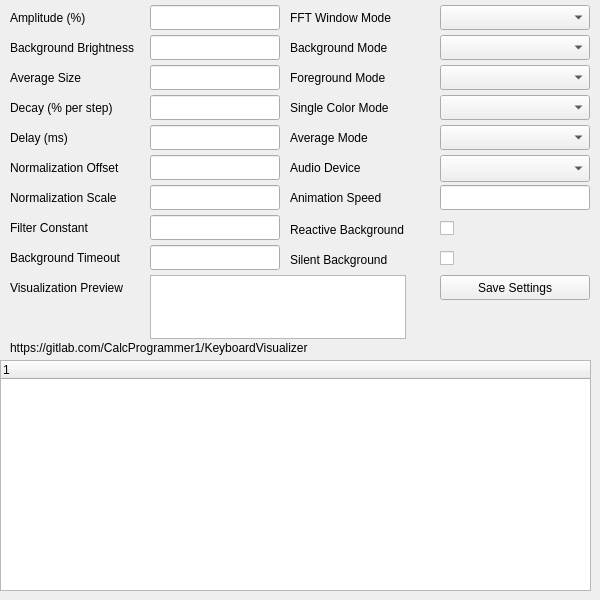
First picture: the form in KeyboardVisualizerQT/keyboardvisualizer.ui, repository CalcProgrammer1/KeyboardVisualizer, before the edit.
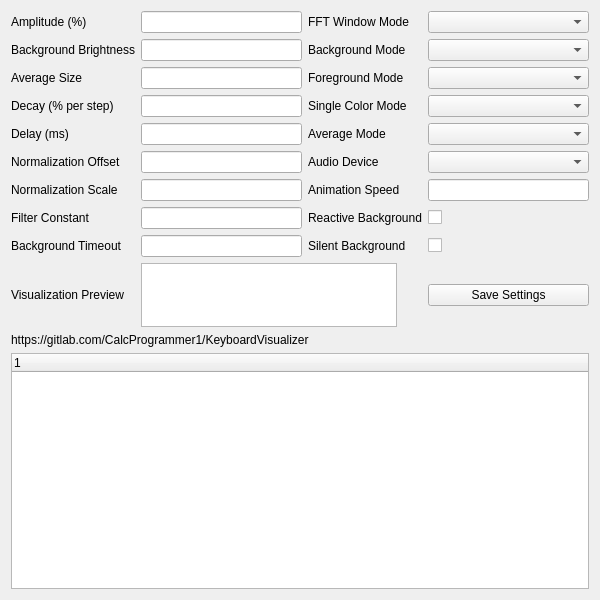
Second picture: the form after the edit.

What changed in the file:
```diff
--- a/KeyboardVisualizerQT/keyboardvisualizer.ui
+++ b/KeyboardVisualizerQT/keyboardvisualizer.ui
@@ -14,314 +14,32 @@
    <string>Keyboard Visualizer - OpenRGB SDK Dev Build</string>
   </property>
   <widget class="QWidget" name="centralWidget">
-   <widget class="QLabel" name="label_Amplitude">
-    <property name="geometry">
-     <rect>
-      <x>10</x>
-      <y>10</y>
-      <width>140</width>
-      <height>16</height>
-     </rect>
-    </property>
+   <layout class="QGridLayout" name="gridLayout">
+    <item row="9" column="0">
+     <widget class="QLabel" name="label_Visualization_Preview">
     <property name="text">
-     <string>Amplitude (%)</string>
-    </property>
-   </widget>
-   <widget class="QLineEdit" name="lineEdit_Amplitude">
-    <property name="geometry">
-     <rect>
-      <x>150</x>
-      <y>5</y>
-      <width>130</width>
-      <height>25</height>
-     </rect>
-    </property>
-   </widget>
-   <widget class="QLabel" name="label_Background_Brightness">
-    <property name="geometry">
-     <rect>
-      <x>10</x>
-      <y>40</y>
-      <width>140</width>
-      <height>16</height>
-     </rect>
-    </property>
-    <property name="text">
-     <string>Background Brightness</string>
-    </property>
-   </widget>
-   <widget class="QLineEdit" name="lineEdit_Background_Brightness">
-    <property name="geometry">
-     <rect>
-      <x>150</x>
-      <y>35</y>
-      <width>130</width>
-      <height>25</height>
-     </rect>
-    </property>
-   </widget>
-   <widget class="QLabel" name="label_Average_Size">
-    <property name="geometry">
-     <rect>
-      <x>10</x>
-      <y>70</y>
-      <width>140</width>
-      <height>16</height>
-     </rect>
-    </property>
-    <property name="text">
-     <string>Average Size</string>
-    </property>
-   </widget>
-   <widget class="QLineEdit" name="lineEdit_Average_Size">
-    <property name="geometry">
-     <rect>
-      <x>150</x>
-      <y>65</y>
-      <width>130</width>
-      <height>25</height>
-     </rect>
-    </property>
-   </widget>
-   <widget class="QLabel" name="label_Decay">
-    <property name="geometry">
-     <rect>
-      <x>10</x>
-      <y>100</y>
-      <width>140</width>
-      <height>16</height>
-     </rect>
-    </property>
-    <property name="text">
-     <string>Decay (% per step)</string>
-    </property>
-   </widget>
-   <widget class="QLineEdit" name="lineEdit_Decay">
-    <property name="geometry">
-     <rect>
-      <x>150</x>
-      <y>95</y>
-      <width>130</width>
-      <height>25</height>
-     </rect>
-    </property>
-   </widget>
-   <widget class="QLabel" name="label_Delay">
-    <property name="geometry">
-     <rect>
-      <x>10</x>
-      <y>130</y>
-      <width>140</width>
-      <height>16</height>
-     </rect>
-    </property>
-    <property name="text">
-     <string>Delay (ms)</string>
-    </property>
-   </widget>
-   <widget class="QLineEdit" name="lineEdit_Delay">
-    <property name="geometry">
-     <rect>
-      <x>150</x>
-      <y>125</y>
-      <width>130</width>
-      <height>25</height>
-     </rect>
-    </property>
-   </widget>
-   <widget class="QLabel" name="label_Normalization_Offset">
-    <property name="geometry">
-     <rect>
-      <x>10</x>
-      <y>160</y>
-      <width>140</width>
-      <height>16</height>
-     </rect>
-    </property>
-    <property name="text">
-     <string>Normalization Offset</string>
-    </property>
-   </widget>
-   <widget class="QLineEdit" name="lineEdit_Normalization_Offset">
-    <property name="geometry">
-     <rect>
-      <x>150</x>
-      <y>155</y>
-      <width>130</width>
-      <height>25</height>
-     </rect>
-    </property>
-   </widget>
-   <widget class="QLabel" name="label_Normalization_Scale">
-    <property name="geometry">
-     <rect>
-      <x>10</x>
-      <y>190</y>
-      <width>140</width>
-      <height>16</height>
-     </rect>
-    </property>
-    <property name="text">
-     <string>Normalization Scale</string>
-    </property>
-   </widget>
-   <widget class="QLineEdit" name="lineEdit_Normalization_Scale">
-    <property name="geometry">
-     <rect>
-      <x>150</x>
-      <y>185</y>
-      <width>130</width>
-      <height>25</height>
-     </rect>
-    </property>
-   </widget>
-   <widget class="QLabel" name="label_FFT_Window_Mode">
-    <property name="geometry">
-     <rect>
-      <x>290</x>
-      <y>10</y>
-      <width>140</width>
-      <height>16</height>
-     </rect>
-    </property>
-    <property name="text">
-     <string>FFT Window Mode</string>
-    </property>
-   </widget>
+       <string>Visualization Preview</string>
+      </property>
+     </widget>
+    </item>
+    <item row="0" column="3">
    <widget class="QComboBox" name="comboBox_FFT_Window_Mode">
-    <property name="geometry">
-     <rect>
-      <x>440</x>
-      <y>5</y>
-      <width>150</width>
-      <height>25</height>
-     </rect>
-    </property>
-   </widget>
-   <widget class="QLabel" name="label_Background_Mode">
-    <property name="geometry">
-     <rect>
-      <x>290</x>
-      <y>40</y>
-      <width>140</width>
-      <height>16</height>
-     </rect>
-    </property>
-    <property name="text">
-     <string>Background Mode</string>
-    </property>
-   </widget>
-   <widget class="QComboBox" name="comboBox_Background_Mode">
-    <property name="geometry">
-     <rect>
-      <x>440</x>
-      <y>35</y>
-      <width>150</width>
-      <height>25</height>
-     </rect>
-    </property>
-   </widget>
-   <widget class="QLabel" name="label_Foreground_Mode">
-    <property name="geometry">
-     <rect>
-      <x>290</x>
-      <y>70</y>
-      <width>140</width>
-      <height>16</height>
-     </rect>
-    </property>
-    <property name="text">
-     <string>Foreground Mode</string>
-    </property>
-   </widget>
-   <widget class="QComboBox" name="comboBox_Foreground_Mode">
-    <property name="geometry">
-     <rect>
-      <x>440</x>
-      <y>65</y>
-      <width>150</width>
-      <height>25</height>
-     </rect>
-    </property>
-   </widget>
-   <widget class="QLabel" name="label_Single_Color_Mode">
-    <property name="geometry">
-     <rect>
-      <x>290</x>
-      <y>100</y>
-      <width>140</width>
-      <height>16</height>
-     </rect>
-    </property>
-    <property name="text">
-     <string>Single Color Mode</string>
-    </property>
-   </widget>
-   <widget class="QComboBox" name="comboBox_Single_Color_Mode">
-    <property name="geometry">
-     <rect>
-      <x>440</x>
-      <y>95</y>
-      <width>150</width>
-      <height>25</height>
-     </rect>
-    </property>
-   </widget>
-   <widget class="QLabel" name="label_Average_Mode">
-    <property name="geometry">
-     <rect>
-      <x>290</x>
-      <y>130</y>
-      <width>140</width>
-      <height>16</height>
-     </rect>
-    </property>
-    <property name="text">
-     <string>Average Mode</string>
-    </property>
-   </widget>
-   <widget class="QComboBox" name="comboBox_Average_Mode">
-    <property name="geometry">
-     <rect>
-      <x>440</x>
-      <y>125</y>
-      <width>150</width>
-      <height>25</height>
-     </rect>
-    </property>
-   </widget>
-   <widget class="QLabel" name="label_Animation_Speed">
-    <property name="geometry">
-     <rect>
-      <x>290</x>
-      <y>190</y>
-      <width>140</width>
-      <height>16</height>
-     </rect>
-    </property>
-    <property name="text">
-     <string>Animation Speed</string>
-    </property>
-   </widget>
-   <widget class="QLineEdit" name="lineEdit_Animation_Speed">
-    <property name="geometry">
-     <rect>
-      <x>440</x>
-      <y>185</y>
-      <width>150</width>
-      <height>25</height>
-     </rect>
-    </property>
-   </widget>
+      <property name="sizeAdjustPolicy">
+       <enum>QComboBox::AdjustToMinimumContentsLength</enum>
+      </property>
+     </widget>
+    </item>
+    <item row="7" column="1">
+     <widget class="QLineEdit" name="lineEdit_Filter_Constant"/>
+    </item>
+    <item row="0" column="1">
+     <widget class="QLineEdit" name="lineEdit_Amplitude"/>
+    </item>
+    <item row="1" column="1">
+     <widget class="QLineEdit" name="lineEdit_Background_Brightness"/>
+    </item>
+    <item row="9" column="1" colspan="2">
    <widget class="QGraphicsView" name="graphicsView_Visualization_Preview">
-    <property name="geometry">
-     <rect>
-      <x>150</x>
-      <y>275</y>
-      <width>256</width>
-      <height>64</height>
-     </rect>
-    </property>
     <property name="sizePolicy">
      <sizepolicy hsizetype="Fixed" vsizetype="Fixed">
       <horstretch>0</horstretch>
@@ -350,181 +68,227 @@
      <bool>false</bool>
     </property>
    </widget>
-   <widget class="QLabel" name="label_Visualization_Preview">
-    <property name="geometry">
-     <rect>
-      <x>10</x>
-      <y>280</y>
-      <width>140</width>
-      <height>16</height>
-     </rect>
-    </property>
+    </item>
+    <item row="1" column="0">
+     <widget class="QLabel" name="label_Background_Brightness">
     <property name="text">
-     <string>Visualization Preview</string>
-    </property>
-   </widget>
-   <widget class="QPushButton" name="pushButton_Save_Settings">
-    <property name="geometry">
-     <rect>
-      <x>440</x>
-      <y>275</y>
-      <width>150</width>
-      <height>25</height>
-     </rect>
-    </property>
+       <string>Background Brightness</string>
+      </property>
+     </widget>
+    </item>
+    <item row="8" column="0">
+     <widget class="QLabel" name="label_Background_Timeout">
     <property name="text">
-     <string>Save Settings</string>
-    </property>
-   </widget>
-   <widget class="QLabel" name="label_GitHub_URL">
-    <property name="geometry">
-     <rect>
-      <x>10</x>
-      <y>340</y>
-      <width>581</width>
-      <height>16</height>
-     </rect>
-    </property>
+       <string>Background Timeout</string>
+      </property>
+     </widget>
+    </item>
+    <item row="2" column="2">
+     <widget class="QLabel" name="label_Foreground_Mode">
     <property name="text">
-     <string>https://gitlab.com/CalcProgrammer1/KeyboardVisualizer</string>
-    </property>
-   </widget>
-   <widget class="QCheckBox" name="checkBox_Reactive_Background">
-    <property name="geometry">
-     <rect>
-      <x>440</x>
-      <y>215</y>
-      <width>150</width>
-      <height>26</height>
-     </rect>
-    </property>
-    <property name="text">
-     <string/>
-    </property>
-   </widget>
+       <string>Foreground Mode</string>
+      </property>
+     </widget>
+    </item>
+    <item row="2" column="1">
+     <widget class="QLineEdit" name="lineEdit_Average_Size"/>
+    </item>
+    <item row="5" column="3">
+     <widget class="QComboBox" name="comboBox_Audio_Device">
+      <property name="sizeAdjustPolicy">
+       <enum>QComboBox::AdjustToMinimumContentsLength</enum>
+      </property>
+     </widget>
+    </item>
+    <item row="7" column="2">
    <widget class="QLabel" name="label_Reactive_Background">
-    <property name="geometry">
-     <rect>
-      <x>290</x>
-      <y>220</y>
-      <width>140</width>
-      <height>20</height>
-     </rect>
-    </property>
     <property name="text">
      <string>Reactive Background</string>
     </property>
    </widget>
-   <widget class="QLabel" name="label_Audio_Device">
-    <property name="geometry">
-     <rect>
-      <x>290</x>
-      <y>160</y>
-      <width>140</width>
-      <height>16</height>
-     </rect>
-    </property>
+    </item>
+    <item row="8" column="3">
+     <widget class="QCheckBox" name="checkBox_Silent_Background">
+      <property name="text">
+       <string/>
+      </property>
+     </widget>
+    </item>
+    <item row="4" column="0">
+     <widget class="QLabel" name="label_Delay">
     <property name="text">
-     <string>Audio Device</string>
-    </property>
-   </widget>
-   <widget class="QComboBox" name="comboBox_Audio_Device">
-    <property name="geometry">
-     <rect>
-      <x>440</x>
-      <y>155</y>
-      <width>150</width>
-      <height>27</height>
-     </rect>
-    </property>
-   </widget>
-   <widget class="QLineEdit" name="lineEdit_Filter_Constant">
-    <property name="geometry">
-     <rect>
-      <x>150</x>
-      <y>215</y>
-      <width>130</width>
-      <height>25</height>
-     </rect>
-    </property>
-   </widget>
+       <string>Delay (ms)</string>
+      </property>
+     </widget>
+    </item>
+    <item row="4" column="1">
+     <widget class="QLineEdit" name="lineEdit_Delay"/>
+    </item>
+    <item row="0" column="2">
+     <widget class="QLabel" name="label_FFT_Window_Mode">
+      <property name="text">
+       <string>FFT Window Mode</string>
+      </property>
+     </widget>
+    </item>
+    <item row="3" column="3">
+     <widget class="QComboBox" name="comboBox_Single_Color_Mode">
+      <property name="sizeAdjustPolicy">
+       <enum>QComboBox::AdjustToMinimumContentsLength</enum>
+      </property>
+     </widget>
+    </item>
+    <item row="7" column="3">
+     <widget class="QCheckBox" name="checkBox_Reactive_Background">
+      <property name="text">
+       <string/>
+      </property>
+     </widget>
+    </item>
+    <item row="2" column="0">
+     <widget class="QLabel" name="label_Average_Size">
+      <property name="text">
+       <string>Average Size</string>
+      </property>
+     </widget>
+    </item>
+    <item row="2" column="3">
+     <widget class="QComboBox" name="comboBox_Foreground_Mode">
+      <property name="sizeAdjustPolicy">
+       <enum>QComboBox::AdjustToMinimumContentsLength</enum>
+      </property>
+     </widget>
+    </item>
+    <item row="3" column="0">
+     <widget class="QLabel" name="label_Decay">
+      <property name="text">
+       <string>Decay (% per step)</string>
+      </property>
+     </widget>
+    </item>
+    <item row="5" column="0">
+     <widget class="QLabel" name="label_Normalization_Offset">
+      <property name="text">
+       <string>Normalization Offset</string>
+      </property>
+     </widget>
+    </item>
+    <item row="6" column="2">
+     <widget class="QLabel" name="label_Animation_Speed">
+      <property name="text">
+       <string>Animation Speed</string>
+      </property>
+     </widget>
+    </item>
+    <item row="10" column="0" colspan="4">
+     <widget class="QLabel" name="label_GitHub_URL">
+      <property name="text">
+       <string>https://gitlab.com/CalcProgrammer1/KeyboardVisualizer</string>
+      </property>
+     </widget>
+    </item>
+    <item row="0" column="0">
+     <widget class="QLabel" name="label_Amplitude">
+      <property name="text">
+       <string>Amplitude (%)</string>
+      </property>
+     </widget>
+    </item>
+    <item row="7" column="0">
    <widget class="QLabel" name="label_Filter_Constant">
-    <property name="geometry">
-     <rect>
-      <x>10</x>
-      <y>220</y>
-      <width>140</width>
-      <height>16</height>
-     </rect>
-    </property>
     <property name="text">
      <string>Filter Constant</string>
     </property>
    </widget>
-   <widget class="QCheckBox" name="checkBox_Silent_Background">
-    <property name="geometry">
-     <rect>
-      <x>440</x>
-      <y>245</y>
-      <width>150</width>
-      <height>26</height>
-     </rect>
-    </property>
+    </item>
+    <item row="6" column="3">
+     <widget class="QLineEdit" name="lineEdit_Animation_Speed"/>
+    </item>
+    <item row="8" column="1">
+     <widget class="QLineEdit" name="lineEdit_Background_Timeout"/>
+    </item>
+    <item row="5" column="2">
+     <widget class="QLabel" name="label_Audio_Device">
     <property name="text">
-     <string/>
-    </property>
-   </widget>
-   <widget class="QLabel" name="label_Silent_Background">
-    <property name="geometry">
-     <rect>
-      <x>290</x>
-      <y>250</y>
-      <width>140</width>
-      <height>20</height>
-     </rect>
-    </property>
+       <string>Audio Device</string>
+      </property>
+     </widget>
+    </item>
+    <item row="4" column="3">
+     <widget class="QComboBox" name="comboBox_Average_Mode">
+      <property name="sizeAdjustPolicy">
+       <enum>QComboBox::AdjustToMinimumContentsLength</enum>
+      </property>
+     </widget>
+    </item>
+    <item row="3" column="2">
+     <widget class="QLabel" name="label_Single_Color_Mode">
     <property name="text">
-     <string>Silent Background</string>
-    </property>
-   </widget>
-   <widget class="QLineEdit" name="lineEdit_Background_Timeout">
-    <property name="geometry">
-     <rect>
-      <x>150</x>
-      <y>245</y>
-      <width>130</width>
-      <height>25</height>
-     </rect>
-    </property>
-   </widget>
-   <widget class="QLabel" name="label_Background_Timeout">
-    <property name="geometry">
-     <rect>
-      <x>10</x>
-      <y>250</y>
-      <width>140</width>
-      <height>16</height>
-     </rect>
-    </property>
+       <string>Single Color Mode</string>
+      </property>
+     </widget>
+    </item>
+    <item row="1" column="3">
+     <widget class="QComboBox" name="comboBox_Background_Mode">
+      <property name="sizeAdjustPolicy">
+       <enum>QComboBox::AdjustToMinimumContentsLength</enum>
+      </property>
+     </widget>
+    </item>
+    <item row="4" column="2">
+     <widget class="QLabel" name="label_Average_Mode">
+      <property name="text">
+       <string>Average Mode</string>
+      </property>
+     </widget>
+    </item>
+    <item row="1" column="2">
+     <widget class="QLabel" name="label_Background_Mode">
     <property name="text">
-     <string>Background Timeout</string>
-    </property>
-   </widget>
+       <string>Background Mode</string>
+      </property>
+     </widget>
+    </item>
+    <item row="11" column="0" colspan="4">
    <widget class="QTreeWidget" name="tree_Devices">
-    <property name="geometry">
-     <rect>
-      <x>0</x>
-      <y>360</y>
-      <width>591</width>
-      <height>231</height>
-     </rect>
-    </property>
     <column>
      <property name="text">
       <string notr="true">1</string>
      </property>
     </column>
    </widget>
+    </item>
+    <item row="8" column="2">
+     <widget class="QLabel" name="label_Silent_Background">
+      <property name="text">
+       <string>Silent Background</string>
+      </property>
+     </widget>
+    </item>
+    <item row="6" column="1">
+     <widget class="QLineEdit" name="lineEdit_Normalization_Scale"/>
+    </item>
+    <item row="6" column="0">
+     <widget class="QLabel" name="label_Normalization_Scale">
+      <property name="text">
+       <string>Normalization Scale</string>
+      </property>
+     </widget>
+    </item>
+    <item row="5" column="1">
+     <widget class="QLineEdit" name="lineEdit_Normalization_Offset"/>
+    </item>
+    <item row="3" column="1">
+     <widget class="QLineEdit" name="lineEdit_Decay"/>
+    </item>
+    <item row="9" column="3">
+     <widget class="QPushButton" name="pushButton_Save_Settings">
+      <property name="text">
+       <string>Save Settings</string>
+      </property>
+     </widget>
+    </item>
+   </layout>
   </widget>
  </widget>
  <layoutdefault spacing="6" margin="11"/>
```
Lines whose indentation alone changed are shown as unchanged.
